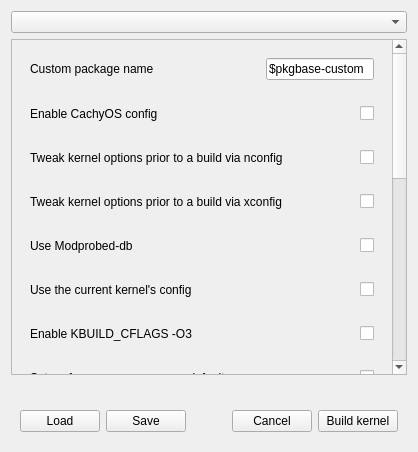
Above: src/conf-options-page.ui from MadGoatHaz/kernel-manager before the change. Below: the same form after it.
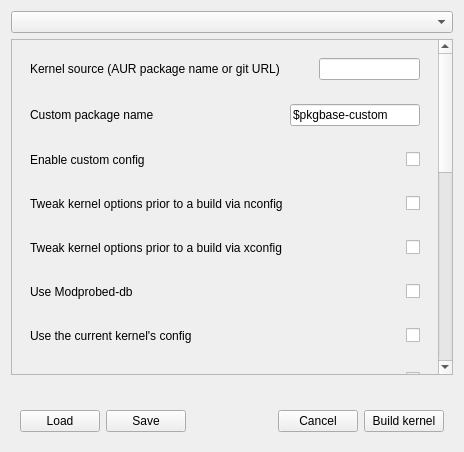
That is the form after the change.

Commit message: feat(chunk-4): custom-build decoupling (parameterized source + per-repo options)

The edit to the form file:
```diff
--- a/src/conf-options-page.ui
+++ b/src/conf-options-page.ui
@@ -24,6 +24,35 @@
         </rect>
        </property>
        <layout class="QVBoxLayout" name="verticalLayout_2">
+         <item>
+          <widget class="QWidget" name="build_source_widget" native="true">
+           <layout class="QHBoxLayout" name="build_source_horizontal_layout">
+            <item>
+             <widget class="QLabel" name="build_source_label">
+              <property name="text">
+               <string>Kernel source (AUR package name or git URL)</string>
+              </property>
+             </widget>
+            </item>
+            <item>
+             <spacer name="build_source_horizontal_spacer">
+              <property name="orientation">
+               <enum>Qt::Horizontal</enum>
+              </property>
+              <property name="sizeHint" stdset="0">
+               <size>
+                <width>40</width>
+                <height>20</height>
+               </size>
+              </property>
+             </spacer>
+            </item>
+            <item>
+             <widget class="QLineEdit" name="build_source_edit"/>
+            </item>
+           </layout>
+          </widget>
+         </item>
         <item>
          <widget class="QWidget" name="custom_name_widget" native="true">
           <layout class="QHBoxLayout" name="custom_name_horizontal_layout">
@@ -63,7 +92,7 @@
            <item>
             <widget class="QLabel" name="cachyconfig_label">
              <property name="text">
-              <string>Enable CachyOS config</string>
+               <string>Enable custom config</string>
              </property>
             </widget>
            </item>
```
Left out of the diff: 10 changed lines with no effect on the pictures. Lines whose indentation alone changed are shown as unchanged. The commit also changes 11 other files.
